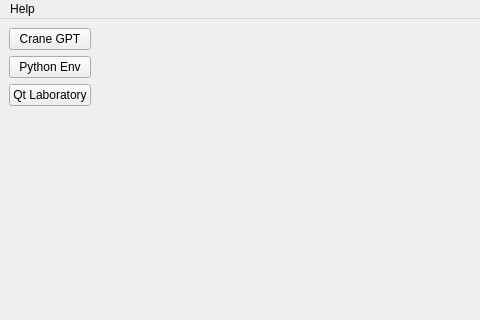
This is res/ui/mainwindow.ui in Radicas/Crane as Qt 5 draws it before an edit; both pictures show x 0 to 480 and y 0 to 320 of the 624 by 440 pixel window. The edited form follows.
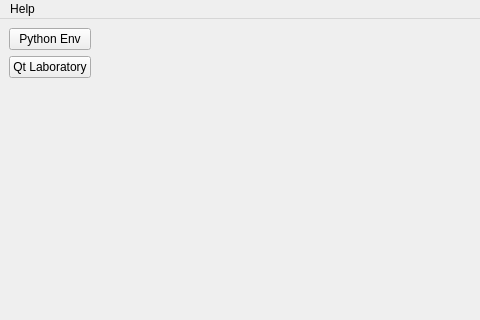
This is the edited form.

```diff
--- a/res/ui/mainwindow.ui
+++ b/res/ui/mainwindow.ui
@@ -17,13 +17,6 @@
    <layout class="QGridLayout" name="gridLayout">
     <item row="0" column="0">
      <layout class="QVBoxLayout" name="verticalLayout">
-      <item>
-       <widget class="QPushButton" name="craneGPTBtn">
-        <property name="text">
-         <string>Crane GPT</string>
-        </property>
-       </widget>
-      </item>
       <item>
        <widget class="QPushButton" name="pyEnvBtn">
         <property name="text">
```
